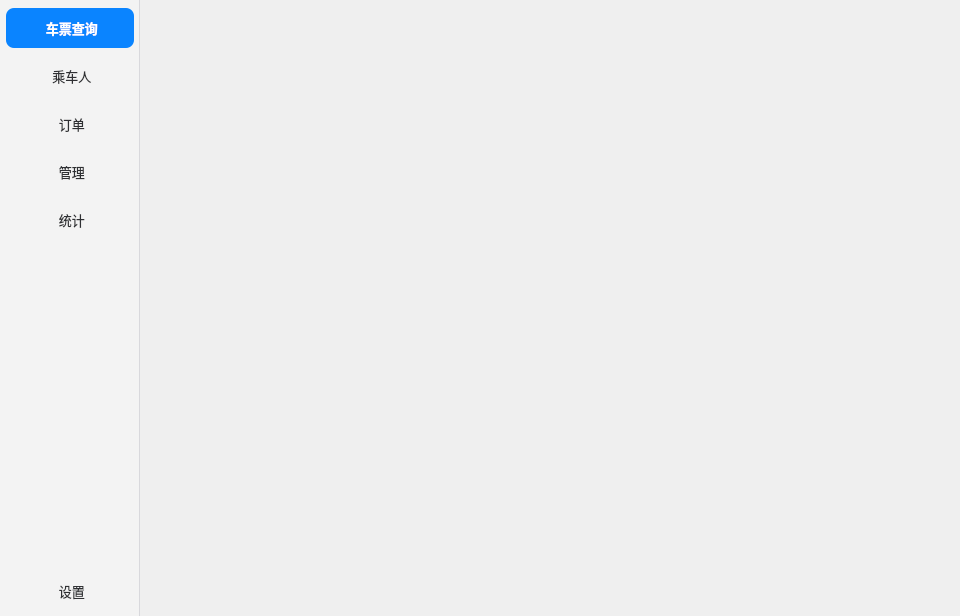
This is mainwindow.ui in miunerofrade/seu-qt-summer-school as Qt 5 draws it before an edit. The edited form follows.
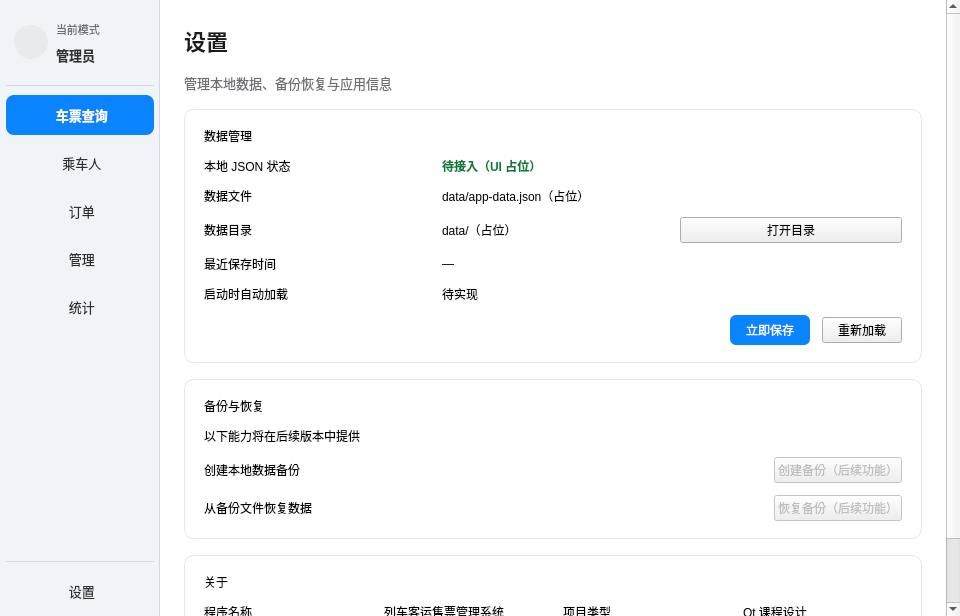
This is the edited form. The open tabs and pages were chosen to show the change. Icons and pictures are not drawn. Custom widgets are drawn as their Qt base class.

Commit message: feat:增加了设置页面

Diff of the .ui file:
```diff
--- a/mainwindow.ui
+++ b/mainwindow.ui
@@ -40,22 +40,44 @@
      <widget class="QWidget" name="navWidget" native="true">
       <property name="minimumSize">
        <size>
-        <width>132</width>
+        <width>160</width>
         <height>0</height>
        </size>
       </property>
       <property name="maximumSize">
        <size>
-        <width>144</width>
+        <width>176</width>
         <height>16777215</height>
        </size>
       </property>
       <property name="styleSheet">
     <string notr="true">QWidget#navWidget {
-    background-color: #F3F3F3;
+    background-color: #F0F4F9;
     border-right: 1px solid #D8D8DC;
 }
 
+QWidget#userModeCard {
+    background-color: transparent;
+    border: none;
+}
+
+QLabel#labelUserModeAvatar {
+    background-color: #E8EAED;
+    border-radius: 17px;
+    padding: 7px;
+}
+
+QLabel#labelUserModeCaption {
+    color: #6E6E73;
+    font-size: 11px;
+}
+
+QLabel#labelUserModeValue {
+    color: #2F3033;
+    font-size: 13px;
+    font-weight: 600;
+}
+
 QToolButton {
     background-color: transparent;
     border: none;
@@ -103,6 +125,41 @@
        <property name="bottomMargin">
         <number>5</number>
        </property>
+       <item>
+        <widget class="QWidget" name="userModeCard" native="true">
+         <property name="minimumSize"><size><width>0</width><height>68</height></size></property>
+         <layout class="QHBoxLayout" name="horizontalLayoutUserMode">
+          <property name="spacing"><number>8</number></property>
+          <property name="leftMargin"><number>8</number></property>
+          <property name="topMargin"><number>10</number></property>
+          <property name="rightMargin"><number>8</number></property>
+          <property name="bottomMargin"><number>10</number></property>
+          <item>
+           <widget class="QLabel" name="labelUserModeAvatar">
+            <property name="minimumSize"><size><width>34</width><height>34</height></size></property>
+            <property name="maximumSize"><size><width>34</width><height>34</height></size></property>
+            <property name="pixmap"><pixmap resource="resources.qrc">:/icons/nav-users.svg</pixmap></property>
+            <property name="alignment"><set>Qt::AlignmentFlag::AlignCenter</set></property>
+           </widget>
+          </item>
+          <item>
+           <layout class="QVBoxLayout" name="verticalLayoutUserModeText">
+            <property name="spacing"><number>2</number></property>
+            <item><widget class="QLabel" name="labelUserModeCaption"><property name="text"><string>当前模式</string></property></widget></item>
+            <item><widget class="QLabel" name="labelUserModeValue"><property name="text"><string>管理员</string></property></widget></item>
+           </layout>
+          </item>
+         </layout>
+        </widget>
+       </item>
+       <item>
+        <widget class="QFrame" name="lineUserModeSeparator">
+         <property name="styleSheet"><string notr="true">color: #D8D8DC;</string></property>
+         <property name="frameShape"><enum>QFrame::Shape::HLine</enum></property>
+         <property name="frameShadow"><enum>QFrame::Shadow::Plain</enum></property>
+         <property name="lineWidth"><number>1</number></property>
+        </widget>
+       </item>
        <item>
         <widget class="QToolButton" name="btnQuery">
                  <property name="icon">
@@ -272,7 +329,15 @@
            <height>40</height>
           </size>
          </property>
-        </spacer>
+       </spacer>
+      </item>
+       <item>
+        <widget class="QFrame" name="lineSettingsSeparator">
+         <property name="styleSheet"><string notr="true">color: #D8D8DC;</string></property>
+         <property name="frameShape"><enum>QFrame::Shape::HLine</enum></property>
+         <property name="frameShadow"><enum>QFrame::Shadow::Plain</enum></property>
+         <property name="lineWidth"><number>1</number></property>
+        </widget>
        </item>
        <item>
         <widget class="QToolButton" name="btnSettings">
@@ -1533,7 +1598,144 @@
         </item>
        </layout>
       </widget>
-      <widget class="QWidget" name="pageSettings"/>
+      <widget class="QWidget" name="pageSettings">
+       <property name="styleSheet">
+        <string notr="true">QWidget#pageSettings,
+QWidget#settingsScrollContent {
+    background-color: #FFFFFF;
+}
+
+QLabel#labelSettingsTitle {
+    color: #1D1D1F;
+    font-size: 22px;
+    font-weight: 600;
+}
+
+QLabel#labelSettingsSubtitle,
+QLabel.settingsSecondary {
+    color: #6E6E73;
+    font-size: 13px;
+}
+
+QWidget#settingsDataCard,
+QWidget#settingsBackupCard,
+QWidget#settingsAboutCard {
+    background-color: #FFFFFF;
+    border: 1px solid #E5E7EB;
+    border-radius: 10px;
+}
+
+QLabel.settingsSectionTitle {
+    color: #1D1D1F;
+    font-size: 16px;
+    font-weight: 600;
+}
+
+QLabel.settingsFieldLabel {
+    color: #2F3033;
+    font-size: 13px;
+    font-weight: 600;
+}
+
+QLabel#labelSettingsDataStatus {
+    color: #0A7B3E;
+    font-weight: 600;
+}
+
+QPushButton#btnSaveDataNow {
+    background-color: #0A84FF;
+    border: none;
+    border-radius: 6px;
+    color: #FFFFFF;
+    padding: 6px 16px;
+}
+
+QPushButton#btnSaveDataNow:hover {
+    background-color: #0071E3;
+}</string>
+       </property>
+       <layout class="QVBoxLayout" name="verticalLayoutSettingsPage">
+        <property name="spacing"><number>0</number></property><property name="leftMargin"><number>0</number></property><property name="topMargin"><number>0</number></property><property name="rightMargin"><number>0</number></property><property name="bottomMargin"><number>0</number></property>
+        <item>
+         <widget class="QScrollArea" name="scrollAreaSettings">
+          <property name="frameShape"><enum>QFrame::Shape::NoFrame</enum></property>
+          <property name="widgetResizable"><bool>true</bool></property>
+          <widget class="QWidget" name="settingsScrollContent">
+           <property name="geometry"><rect><x>0</x><y>0</y><width>800</width><height>700</height></rect></property>
+           <layout class="QVBoxLayout" name="verticalLayoutSettingsContent">
+            <property name="spacing"><number>16</number></property><property name="leftMargin"><number>24</number></property><property name="topMargin"><number>24</number></property><property name="rightMargin"><number>24</number></property><property name="bottomMargin"><number>24</number></property>
+            <item><widget class="QLabel" name="labelSettingsTitle"><property name="text"><string>设置</string></property></widget></item>
+            <item><widget class="QLabel" name="labelSettingsSubtitle"><property name="text"><string>管理本地数据、备份恢复与应用信息</string></property></widget></item>
+            <item>
+             <widget class="QWidget" name="settingsDataCard" native="true">
+              <layout class="QVBoxLayout" name="verticalLayoutSettingsDataCard">
+               <property name="spacing"><number>12</number></property><property name="leftMargin"><number>20</number></property><property name="topMargin"><number>18</number></property><property name="rightMargin"><number>20</number></property><property name="bottomMargin"><number>18</number></property>
+               <item><widget class="QLabel" name="labelSettingsDataTitle"><property name="text"><string>数据管理</string></property><property name="class">settingsSectionTitle</property></widget></item>
+               <item>
+                <layout class="QGridLayout" name="gridLayoutSettingsData">
+                 <property name="horizontalSpacing"><number>16</number></property><property name="verticalSpacing"><number>12</number></property>
+                 <item row="0" column="0"><widget class="QLabel" name="labelSettingsDataStatusCaption"><property name="text"><string>本地 JSON 状态</string></property><property name="class">settingsFieldLabel</property></widget></item>
+                 <item row="0" column="1"><widget class="QLabel" name="labelSettingsDataStatus"><property name="text"><string>待接入（UI 占位）</string></property></widget></item>
+                 <item row="1" column="0"><widget class="QLabel" name="labelSettingsDataFileCaption"><property name="text"><string>数据文件</string></property><property name="class">settingsFieldLabel</property></widget></item>
+                 <item row="1" column="1"><widget class="QLabel" name="labelSettingsDataFile"><property name="text"><string>data/app-data.json（占位）</string></property><property name="textInteractionFlags"><set>Qt::TextInteractionFlag::TextSelectableByMouse</set></property><property name="class">settingsSecondary</property></widget></item>
+                 <item row="2" column="0"><widget class="QLabel" name="labelSettingsDataDirectoryCaption"><property name="text"><string>数据目录</string></property><property name="class">settingsFieldLabel</property></widget></item>
+                 <item row="2" column="1"><widget class="QLabel" name="labelSettingsDataDirectory"><property name="text"><string>data/（占位）</string></property><property name="textInteractionFlags"><set>Qt::TextInteractionFlag::TextSelectableByMouse</set></property><property name="class">settingsSecondary</property></widget></item>
+                 <item row="2" column="2"><widget class="QPushButton" name="btnOpenDataDirectory"><property name="text"><string>打开目录</string></property></widget></item>
+                 <item row="3" column="0"><widget class="QLabel" name="labelSettingsLastSavedCaption"><property name="text"><string>最近保存时间</string></property><property name="class">settingsFieldLabel</property></widget></item>
+                 <item row="3" column="1"><widget class="QLabel" name="labelSettingsLastSaved"><property name="text"><string>—</string></property><property name="class">settingsSecondary</property></widget></item>
+                 <item row="4" column="0"><widget class="QLabel" name="labelSettingsAutoLoadCaption"><property name="text"><string>启动时自动加载</string></property><property name="class">settingsFieldLabel</property></widget></item>
+                 <item row="4" column="1"><widget class="QLabel" name="labelSettingsAutoLoad"><property name="text"><string>待实现</string></property><property name="class">settingsSecondary</property></widget></item>
+                </layout>
+               </item>
+               <item>
+                <layout class="QHBoxLayout" name="horizontalLayoutSettingsDataActions">
+                 <item><spacer name="horizontalSpacerSettingsDataActions"><property name="orientation"><enum>Qt::Orientation::Horizontal</enum></property><property name="sizeHint" stdset="0"><size><width>40</width><height>20</height></size></property></spacer></item>
+                 <item><widget class="QPushButton" name="btnSaveDataNow"><property name="text"><string>立即保存</string></property></widget></item>
+                 <item><widget class="QPushButton" name="btnReloadData"><property name="text"><string>重新加载</string></property></widget></item>
+                </layout>
+               </item>
+              </layout>
+             </widget>
+            </item>
+            <item>
+             <widget class="QWidget" name="settingsBackupCard" native="true">
+              <layout class="QVBoxLayout" name="verticalLayoutSettingsBackupCard">
+               <property name="spacing"><number>12</number></property><property name="leftMargin"><number>20</number></property><property name="topMargin"><number>18</number></property><property name="rightMargin"><number>20</number></property><property name="bottomMargin"><number>18</number></property>
+               <item><widget class="QLabel" name="labelSettingsBackupTitle"><property name="text"><string>备份与恢复</string></property><property name="class">settingsSectionTitle</property></widget></item>
+               <item><widget class="QLabel" name="labelSettingsBackupNote"><property name="text"><string>以下能力将在后续版本中提供</string></property><property name="class">settingsSecondary</property></widget></item>
+               <item><widget class="QWidget" name="settingsCreateBackupRow" native="true"><layout class="QHBoxLayout" name="horizontalLayoutSettingsCreateBackup"><property name="leftMargin"><number>0</number></property><property name="topMargin"><number>0</number></property><property name="rightMargin"><number>0</number></property><property name="bottomMargin"><number>0</number></property><item><widget class="QLabel" name="labelSettingsCreateBackup"><property name="text"><string>创建本地数据备份</string></property><property name="class">settingsFieldLabel</property></widget></item><item><spacer name="horizontalSpacerSettingsCreateBackup"><property name="orientation"><enum>Qt::Orientation::Horizontal</enum></property><property name="sizeHint" stdset="0"><size><width>40</width><height>20</height></size></property></spacer></item><item><widget class="QPushButton" name="btnCreateBackup"><property name="enabled"><bool>false</bool></property><property name="text"><string>创建备份（后续功能）</string></property></widget></item></layout></widget></item>
+               <item><widget class="QWidget" name="settingsRestoreBackupRow" native="true"><layout class="QHBoxLayout" name="horizontalLayoutSettingsRestoreBackup"><property name="leftMargin"><number>0</number></property><property name="topMargin"><number>0</number></property><property name="rightMargin"><number>0</number></property><property name="bottomMargin"><number>0</number></property><item><widget class="QLabel" name="labelSettingsRestoreBackup"><property name="text"><string>从备份文件恢复数据</string></property><property name="class">settingsFieldLabel</property></widget></item><item><spacer name="horizontalSpacerSettingsRestoreBackup"><property name="orientation"><enum>Qt::Orientation::Horizontal</enum></property><property name="sizeHint" stdset="0"><size><width>40</width><height>20</height></size></property></spacer></item><item><widget class="QPushButton" name="btnRestoreBackup"><property name="enabled"><bool>false</bool></property><property name="text"><string>恢复备份（后续功能）</string></property></widget></item></layout></widget></item>
+              </layout>
+             </widget>
+            </item>
+            <item>
+             <widget class="QWidget" name="settingsAboutCard" native="true">
+              <layout class="QVBoxLayout" name="verticalLayoutSettingsAboutCard">
+               <property name="spacing"><number>12</number></property><property name="leftMargin"><number>20</number></property><property name="topMargin"><number>18</number></property><property name="rightMargin"><number>20</number></property><property name="bottomMargin"><number>18</number></property>
+               <item><widget class="QLabel" name="labelSettingsAboutTitle"><property name="text"><string>关于</string></property><property name="class">settingsSectionTitle</property></widget></item>
+               <item>
+                <layout class="QGridLayout" name="gridLayoutSettingsAbout">
+                 <property name="horizontalSpacing"><number>20</number></property><property name="verticalSpacing"><number>10</number></property>
+                 <item row="0" column="0"><widget class="QLabel" name="labelSettingsAppNameCaption"><property name="text"><string>程序名称</string></property><property name="class">settingsFieldLabel</property></widget></item>
+                 <item row="0" column="1"><widget class="QLabel" name="labelSettingsAppName"><property name="text"><string>列车客运售票管理系统</string></property><property name="class">settingsSecondary</property></widget></item>
+                 <item row="0" column="2"><widget class="QLabel" name="labelSettingsProjectTypeCaption"><property name="text"><string>项目类型</string></property><property name="class">settingsFieldLabel</property></widget></item>
+                 <item row="0" column="3"><widget class="QLabel" name="labelSettingsProjectType"><property name="text"><string>Qt 课程设计</string></property><property name="class">settingsSecondary</property></widget></item>
+                 <item row="1" column="0"><widget class="QLabel" name="labelSettingsVersionCaption"><property name="text"><string>版本</string></property><property name="class">settingsFieldLabel</property></widget></item>
+                 <item row="1" column="1"><widget class="QLabel" name="labelSettingsVersion"><property name="text"><string>v0.1</string></property><property name="class">settingsSecondary</property></widget></item>
+                 <item row="1" column="2"><widget class="QLabel" name="labelSettingsStorageCaption"><property name="text"><string>数据存储</string></property><property name="class">settingsFieldLabel</property></widget></item>
+                 <item row="1" column="3"><widget class="QLabel" name="labelSettingsStorage"><property name="text"><string>本地 JSON</string></property><property name="class">settingsSecondary</property></widget></item>
+                </layout>
+               </item>
+              </layout>
+             </widget>
+            </item>
+            <item><spacer name="verticalSpacerSettings"><property name="orientation"><enum>Qt::Orientation::Vertical</enum></property><property name="sizeHint" stdset="0"><size><width>20</width><height>20</height></size></property></spacer></item>
+           </layout>
+          </widget>
+         </widget>
+        </item>
+       </layout>
+      </widget>
      </widget>
     </item>
    </layout>
```
Left out of the diff: 24 changed lines with no effect on the pictures. The commit also changes 1 other file.
